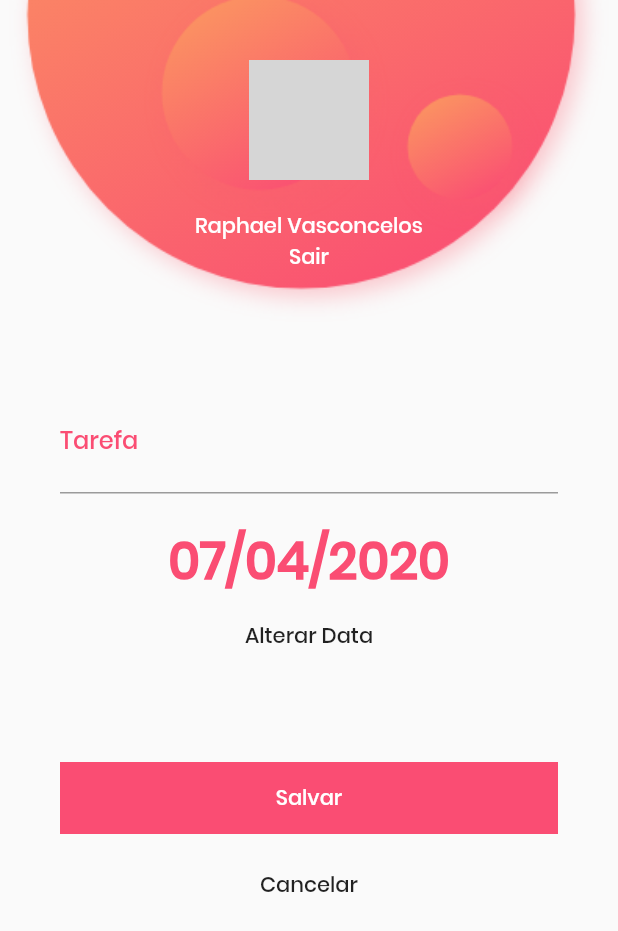
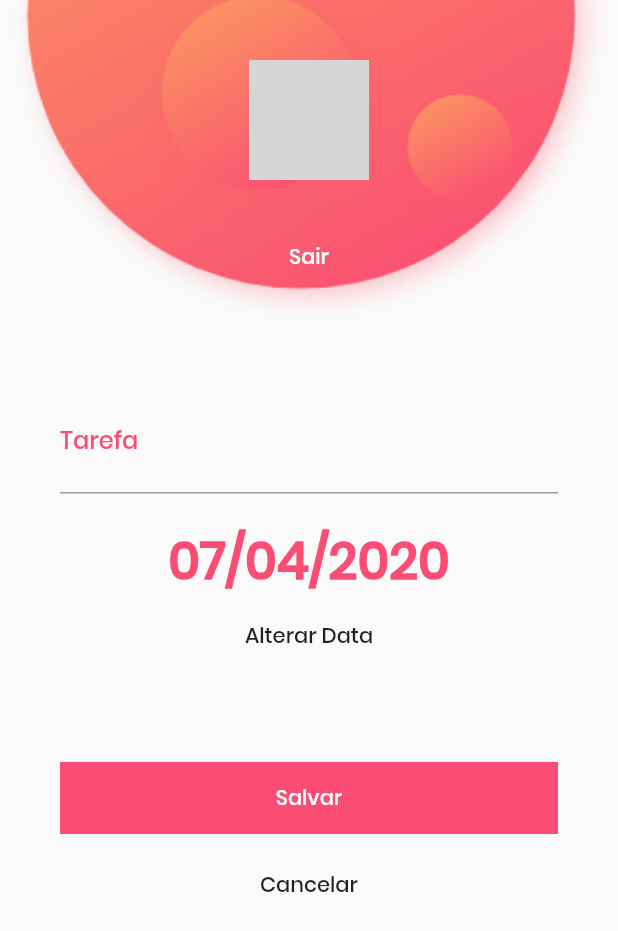
Before and after one commit to RaphaelVasconcelos/todo_list_flutter, a Flutter app: the CreateTodoView screen opened directly, on a phone screen of 412 x 824 dp. Shown: the top 931 px of the screen. Run offline on Flutter 3.47's test engine with Material 2 defaults, Android fonts, the phone set to English and light mode, and no system bars; our stand-ins replace firebase_auth, google_sign_in; accounts and stored records are empty; network calls fail; grey boxes are pictures that could not be loaded.

```diff
--- a/lib/widgets/user-card.widget.dart
+++ b/lib/widgets/user-card.widget.dart
@@ -1,7 +1,12 @@
 import 'package:flutter/material.dart';
 import 'package:todos_flutter/components/avatar.widget.dart';
+import 'package:todos_flutter/controllers/login.controller.dart';
+import 'package:todos_flutter/user.dart';
+import 'package:todos_flutter/views/login.view.dart';
 
 class UserCard extends StatelessWidget {
+  final controller = new LoginController();
+
   @override
   Widget build(BuildContext context) {
     return Container(
@@ -21,13 +26,13 @@ class UserCard extends StatelessWidget {
         children: <Widget>[
           TDAvatar(
             width: 80,
-            path: "https://placehold.it/80",
+            path: user.picture,
           ),
           SizedBox(
             height: 20,
           ),
           Text(
-            "Raphael Vasconcelos",
+            user.name,
             style: TextStyle(
               color: Colors.white,
             ),
@@ -41,7 +46,16 @@ class UserCard extends StatelessWidget {
                     color: Colors.white,
                   ),
                 ),
-                onPressed: () {}),
+                onPressed: () {
+                  controller.logout().then((data) {
+                    Navigator.push(
+                      context,
+                      MaterialPageRoute(
+                        builder: (context) => LoginView(),
+                      ),
+                    );
+                  });
+                }),
           ),
           SizedBox(
             height: 40,
```
